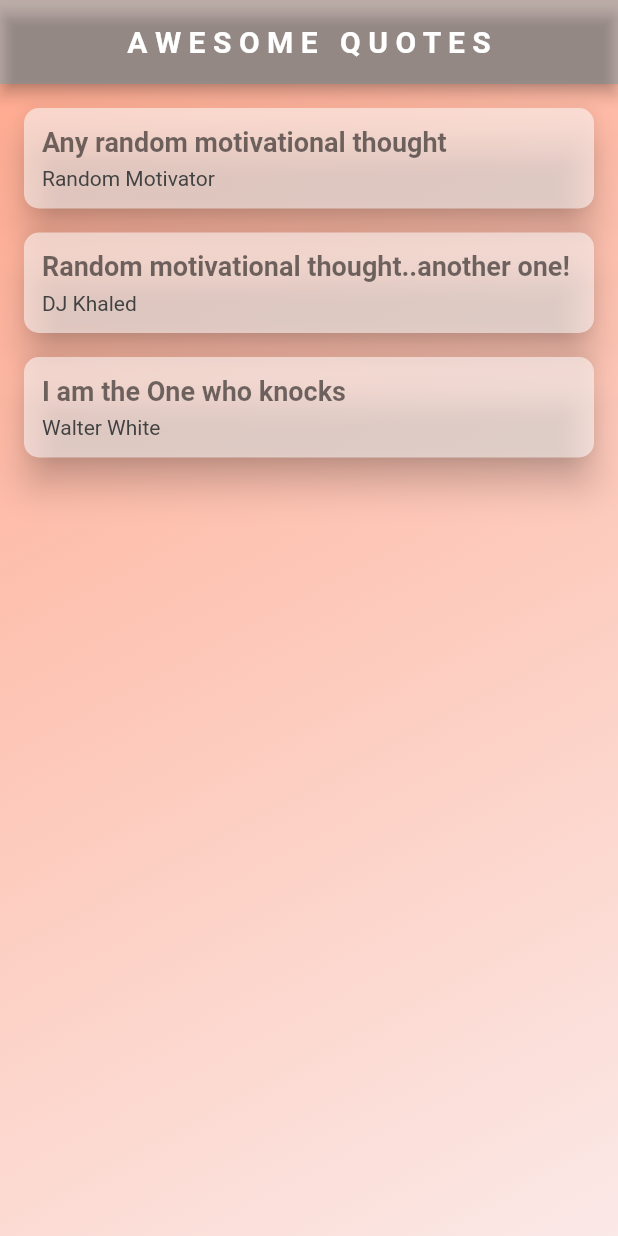
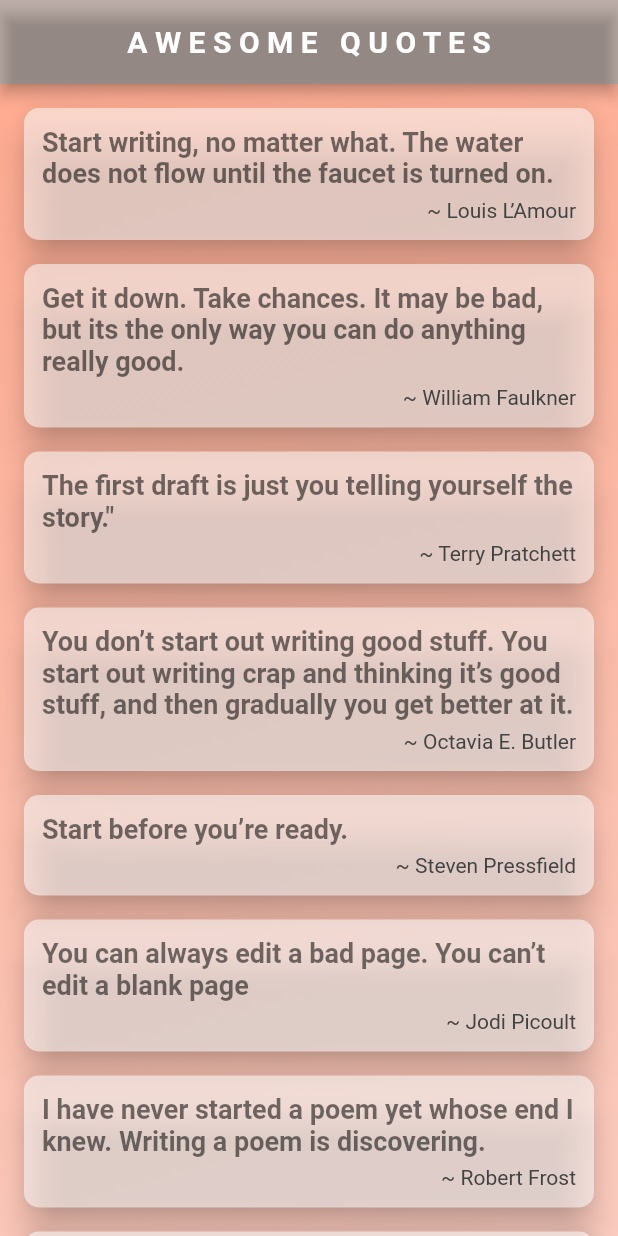
Before and after one commit to iamrajsinh/Flutter_quotes, a Flutter app: the screen it shows after launch, on a phone screen of 412 x 824 dp. Run offline on Flutter 3.47's test engine with Material 2 defaults, Android fonts, the phone set to English and light mode, and no system bars.

Commit message:
Added more quotes

```diff
--- a/quotes/lib/main.dart
+++ b/quotes/lib/main.dart
@@ -1,10 +1,9 @@
 import 'package:flutter/material.dart';
 import 'quote.dart';
+import 'quote_card.dart';
 
 void main() => runApp(MaterialApp(
       home: QuoteList(),
-
-
     ));
 
 class QuoteList extends StatefulWidget {
@@ -15,48 +14,57 @@ class QuoteList extends StatefulWidget {
 }
 
 class _QuoteListState extends State<QuoteList> {
-
   List<Quote> quotes = [
-    Quote(author: 'Random Motivator', text:'Any random motivational thought'),
-    Quote(author: 'DJ Khaled', text:'Random motivational thought..another one!'),
-    Quote(author: 'Walter White', text:'I am the One who knocks'),
+    Quote(
+        author: 'Louis L’Amour',
+        text:
+            'Start writing, no matter what. The water does not flow until the faucet is turned on.'),
+    Quote(
+        author: 'William Faulkner',
+        text:
+            'Get it down. Take chances. It may be bad, but its the only way you can do anything really good.'),
+    Quote(
+        author: 'Terry Pratchett',
+        text: 'The first draft is just you telling yourself the story."'),
+    Quote(
+        author: 'Octavia E. Butler',
+        text:
+            'You don’t start out writing good stuff. You start out writing crap and thinking it’s good stuff, and then gradually you get better at it.'),
+    Quote(author: 'Steven Pressfield', text: 'Start before you’re ready.'),
+    Quote(
+        author: 'Jodi Picoult',
+        text: 'You can always edit a bad page. You can’t edit a blank page'),
+    Quote(
+        author: 'Robert Frost',
+        text:
+            'I have never started a poem yet whose end I knew. Writing a poem is discovering.'),
+    Quote(
+        author: 'Louis L’Amour',
+        text:
+        'Start writing, no matter what. The water does not flow until the faucet is turned on.'),
+    Quote(
+        author: 'William Faulkner',
+        text:
+        'Get it down. Take chances. It may be bad, but its the only way you can do anything really good.'),
+    Quote(
+        author: 'Terry Pratchett',
+        text: 'The first draft is just you telling yourself the story."'),
+    Quote(
+        author: 'Octavia E. Butler',
+        text:
+        'You don’t start out writing good stuff. You start out writing crap and thinking it’s good stuff, and then gradually you get better at it.'),
+    Quote(author: 'Steven Pressfield', text: 'Start before you’re ready.'),
+    Quote(
+        author: 'Jodi Picoult',
+        text: 'You can always edit a bad page. You can’t edit a blank page'),
+    Quote(
+        author: 'Robert Frost',
+        text:
+        'I have never started a poem yet whose end I knew. Writing a poem is discovering.'),
   ];
 
-  Widget quoteTemplate(quote){
-    return Card(
-      shape: RoundedRectangleBorder(
-        borderRadius: BorderRadius.circular(10)
-      ),
-
-      color: Colors.white54,
-      elevation: 10,
-      margin: EdgeInsets.fromLTRB(16, 16, 16, 0),
-      child: Padding(
-        padding: const EdgeInsets.all(12.0),
-        child: Column(
-          crossAxisAlignment: CrossAxisAlignment.stretch,
-          children: [
-            Text(
-              quote.text,
-              style: TextStyle(
-                fontWeight: FontWeight.bold,
-                fontSize: 18,
-                color: Colors.black54,
-
-              ),
-            ),
-            SizedBox(height: 6),
-            Text(
-              quote.author,
-              style: TextStyle(
-                fontSize: 14,
-                color: Colors.grey[800],
-              ),
-            ),
-          ],
-        ),
-      ),
-    );
+  Widget quoteTemplate(quote) {
+    return QuoteCard(quote: quote);
   }
 
   @override
@@ -64,27 +72,30 @@ class _QuoteListState extends State<QuoteList> {
     return Scaffold(
       backgroundColor: Colors.brown.shade200,
       appBar: AppBar(
-        title: Text('A W E S O M E   Q U O T E S',
+        title: Text(
+          'A W E S O M E   Q U O T E S',
           style: TextStyle(
             fontWeight: FontWeight.bold,
-        ),),
-
+          ),
+        ),
         foregroundColor: Colors.white,
         centerTitle: true,
         backgroundColor: Colors.white10,
       ),
-      body: Container(
+      body: SingleChildScrollView(
+        child: Container(
           decoration: BoxDecoration(
             gradient: LinearGradient(
                 begin: Alignment.topLeft,
                 end: Alignment.bottomRight,
-            colors: [Colors.deepOrange.shade200, Colors.deepOrange.shade50]
-
+                colors: [
+                  Colors.deepOrange.shade200,
+                  Colors.deepOrange.shade50
+                ]),
           ),
-        ),
-
           child: Column(
             children: quotes.map((quote) => quoteTemplate(quote)).toList(),
+          ),
         ),
       ),
     );
--- /dev/null
+++ b/quotes/lib/quote_card.dart
@@ -0,0 +1,43 @@
+import 'package:flutter/material.dart';
+import 'quote.dart';
+
+
+class QuoteCard extends StatelessWidget {
+  final Quote quote;
+  QuoteCard({required this.quote});
+
+  @override
+  Widget build(BuildContext context) {
+    return Card(
+      shape: RoundedRectangleBorder(borderRadius: BorderRadius.circular(10)),
+      color: Colors.white54,
+      elevation: 10,
+      margin: EdgeInsets.fromLTRB(16, 16, 16, 0),
+      child: Padding(
+        padding: const EdgeInsets.all(12.0),
+        child: Column(
+          crossAxisAlignment: CrossAxisAlignment.stretch,
+          children: [
+            Text(
+              quote.text,
+              style: TextStyle(
+                fontWeight: FontWeight.bold,
+                fontSize: 18,
+                color: Colors.black54,
+              ),
+            ),
+            SizedBox(height: 6),
+            Text(
+              '~ ${quote.author}',
+              textAlign: TextAlign.right,
+              style: TextStyle(
+                fontSize: 14,
+                color: Colors.grey[800],
+              ),
+            ),
+          ],
+        ),
+      ),
+    );
+  }
+}
```
Lines whose indentation alone changed are shown as unchanged.
